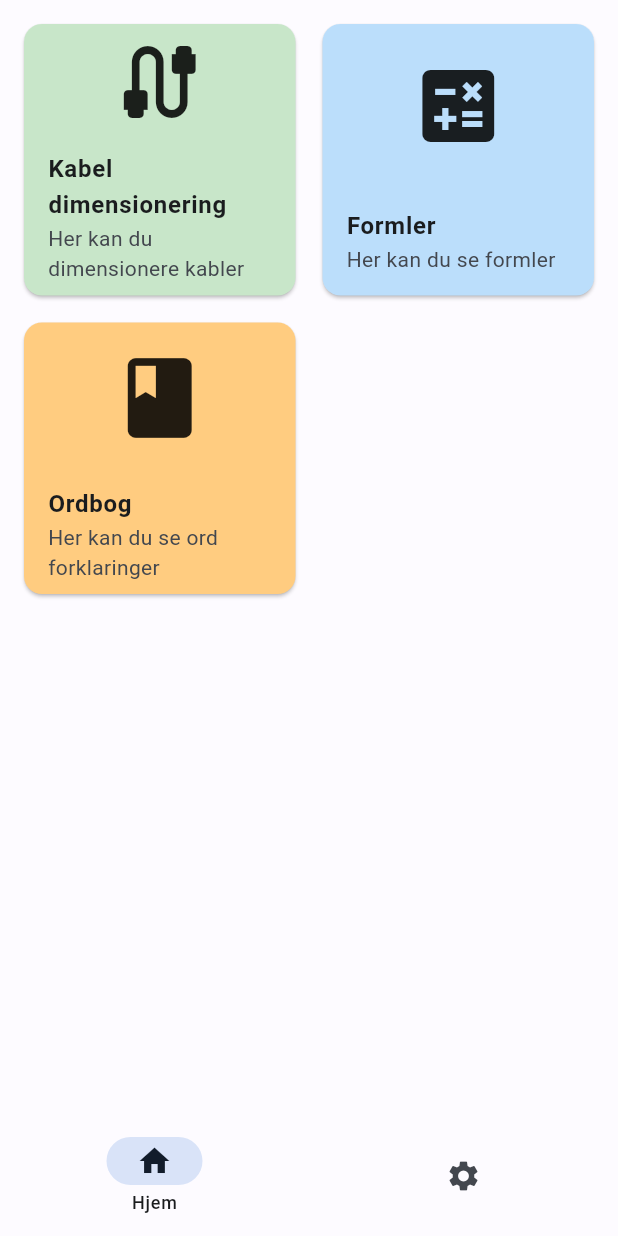
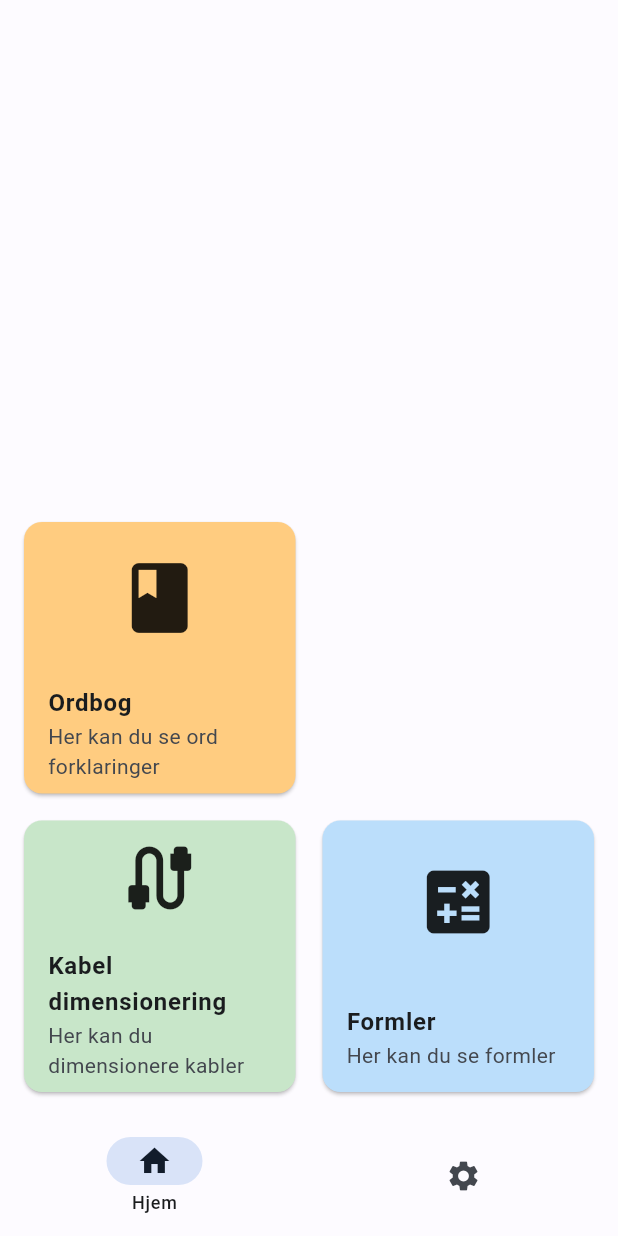
Before and after one commit to famasmaster78/elektriker-flutter, a Flutter app: the screen it shows after launch, on a phone screen of 412 x 824 dp. Run offline on Flutter 3.47's test engine with Material 2 defaults, Android fonts, the phone set to English and light mode, and no system bars; missing offline and left inert: flutter_math_fork.

Commit message:
små rettelser

```diff
--- a/lib/pages/home.dart
+++ b/lib/pages/home.dart
@@ -15,11 +15,16 @@ class Home extends StatelessWidget {
         child: Center(
           child: Container(
             constraints: const BoxConstraints(maxWidth: 500),
+            child: Align(
+              alignment: Alignment.bottomCenter,
               child: GridView.count(
+                primary: false,
+                reverse: true,
                 scrollDirection: Axis.vertical,
                 crossAxisCount: 2,
                 crossAxisSpacing: 10,
                 mainAxisSpacing: 10,
+                shrinkWrap: true,
                 children: [
                   /* Kabel dimensionering */
                   HomeGridItem(
@@ -68,6 +73,7 @@ class Home extends StatelessWidget {
             ),
           ),
         ),
+      ),
     );
   }
 }
@@ -108,7 +114,7 @@ class HomeGridItem extends StatelessWidget {
               Expanded(
                   child: Icon(
                 icon,
-                size: 64,
+                size: 56,
               )),
               ListTile(
                 /* leading: Icon(Icons.calculate), */
```
Lines whose indentation alone changed are shown as unchanged.
